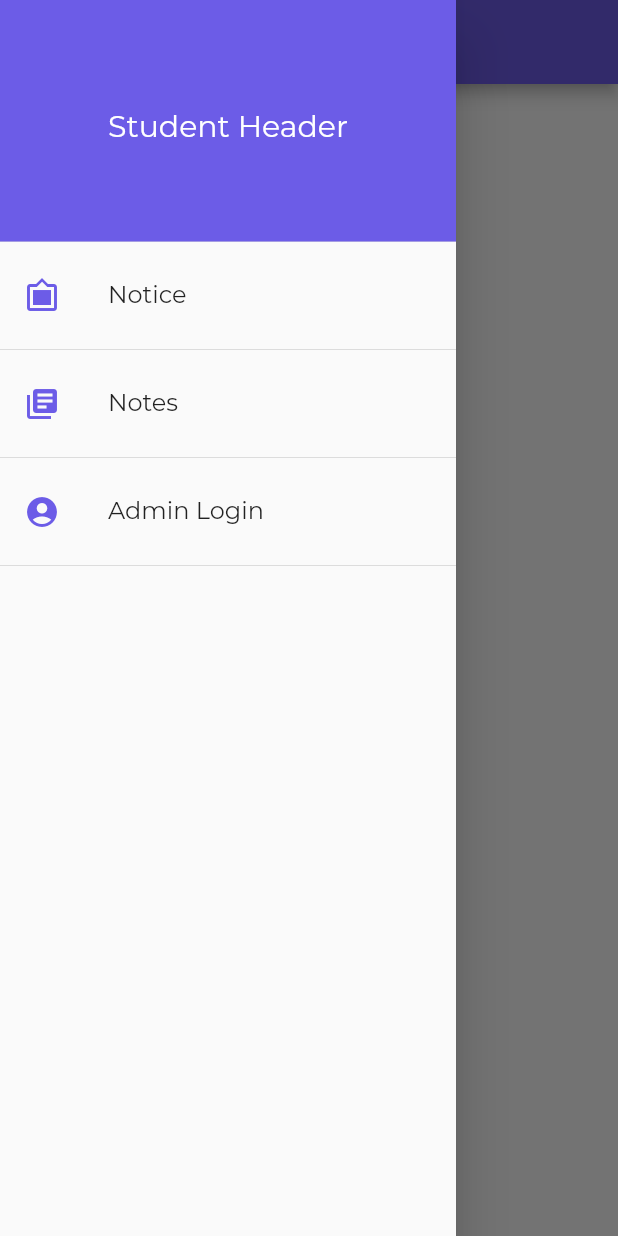
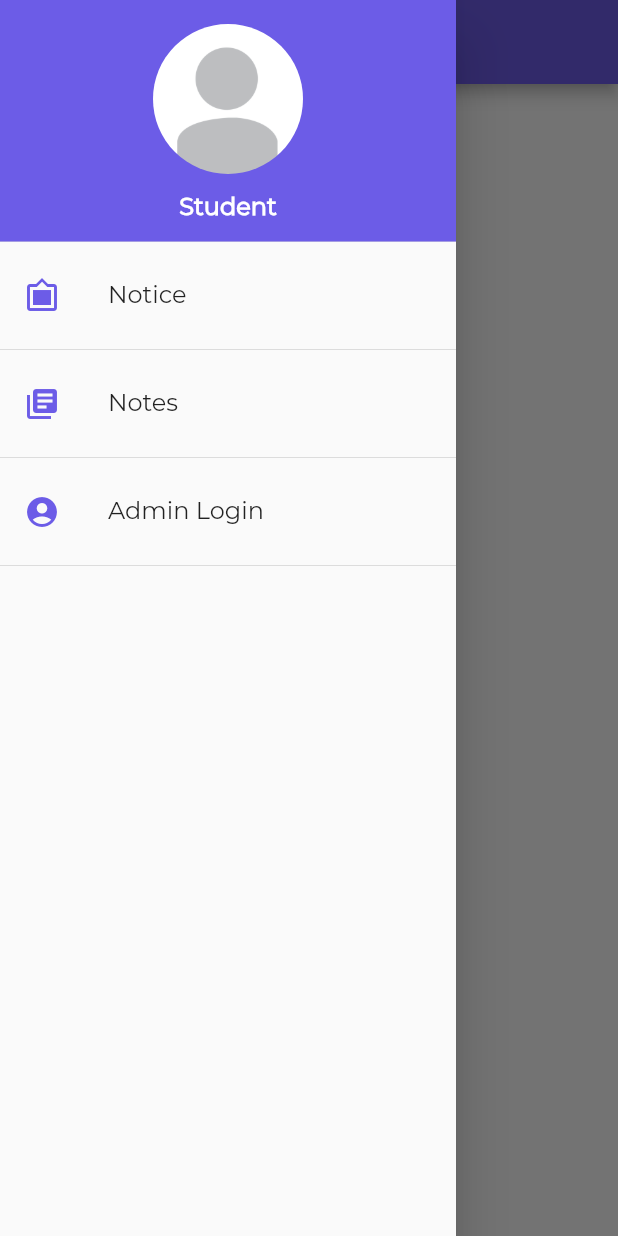
Before and after one commit to mrpandey1/vitapp1.0, a Flutter app: the screen it shows after launch, with the side drawer open, on a phone screen of 412 x 824 dp. Run offline on Flutter 3.47's test engine with Material 2 defaults, Android fonts, the phone set to English and light mode, and no system bars; our stand-ins replace cached_network_image, cloud_firestore, file_picker, firebase_auth, firebase_core, firebase_storage and 4 more; missing offline and left inert: advance_pdf_viewer, flutter_boom_menu; accounts and stored records are empty.

Commit message:
updated drawer header

```diff
--- a/lib/src/Screens/HomeScreen.dart
+++ b/lib/src/Screens/HomeScreen.dart
@@ -2,6 +2,7 @@ import 'package:cloud_firestore/cloud_firestore.dart';
 import 'package:firebase_auth/firebase_auth.dart';
 import 'package:firebase_storage/firebase_storage.dart';
 import 'package:flutter/material.dart';
+import 'package:flutter_boom_menu/flutter_boom_menu.dart';
 import 'package:vitapp/src/Screens/AddNotes.dart';
 import 'package:vitapp/src/Screens/AddNotices.dart';
 import 'package:vitapp/src/Screens/NotesSection.dart';
@@ -43,31 +44,93 @@ class _HomeScreenState extends State<HomeScreen> {
     return Scaffold(
       appBar: header(context, isAppTitle: true, isCenterTitle: true),
       body: initWidget,
-      drawer: Drawer(
-          child: FirebaseAuth.instance.currentUser != null
-              ? buildAdminSideBar()
-              : buildStudentSideBar()),
+      drawer: Drawer(child: buildSideBar()),
       floatingActionButton: FirebaseAuth.instance.currentUser != null
-          ? FloatingActionButton(
-              onPressed: () {},
+          ? BoomMenu(
+              animatedIcon: AnimatedIcons.menu_close,
               child: Icon(Icons.add),
               backgroundColor: kPrimaryColor,
+              animatedIconTheme: IconThemeData(size: 22.0),
+              overlayColor: Colors.black,
+              overlayOpacity: 0.7,
+              children: [
+                MenuItem(
+                  child: Icon(
+                    Icons.filter_frames,
+                    color: Colors.white,
+                  ),
+                  title: 'Notice',
+                  subtitle: 'Add Notice',
+                  titleColor: Colors.white,
+                  subTitleColor: Colors.white,
+                  backgroundColor: Color(0xff0984e3),
+                  onTap: () => Navigator.push(
+                    context,
+                    MaterialPageRoute(builder: (context) => AddNotice()),
+                  ),
+                ),
+                MenuItem(
+                  child: Icon(
+                    Icons.library_books,
+                    color: Colors.white,
+                  ),
+                  title: 'Notes',
+                  titleColor: Colors.white,
+                  subtitle: 'Add Notes',
+                  subTitleColor: Colors.white,
+                  backgroundColor: Color(0xffe84393),
+                  onTap: () => Navigator.push(
+                    context,
+                    MaterialPageRoute(builder: (context) => AddNotes()),
+                  ),
+                ),
+              ],
             )
           : null,
     );
   }
 
-  ListView buildStudentSideBar() {
+  ListView buildSideBar() {
     return ListView(
       padding: EdgeInsets.zero,
       children: <Widget>[
         DrawerHeader(
           child: Center(
-            child: Text(
-              'Student Header',
-              style: TextStyle(color: Colors.white, fontSize: 20.0),
-            ),
-          ),
+              child: Column(
+            children: [
+              ClipRRect(
+                borderRadius: BorderRadius.circular(50.0),
+                child: Image.asset(
+                  'assets/images/profile.jpg',
+                  height: 100.0,
+                ),
+              ),
+              SizedBox(height: 12.0),
+              Row(
+                mainAxisAlignment: MainAxisAlignment.center,
+                children: [
+                  Text(
+                    FirebaseAuth.instance.currentUser != null
+                        ? 'Admin'
+                        : 'Student',
+                    style: TextStyle(
+                      color: Colors.white,
+                      fontWeight: FontWeight.bold,
+                      fontSize: 16.0,
+                    ),
+                  ),
+                  FirebaseAuth.instance.currentUser != null
+                      ? Row(
+                          children: [
+                            SizedBox(width: 5.0),
+                            Icon(Icons.stars, color: Colors.white),
+                          ],
+                        )
+                      : Container()
+                ],
+              ),
+            ],
+          )),
           decoration: BoxDecoration(
             color: kPrimaryColor,
           ),
@@ -88,52 +151,18 @@ class _HomeScreenState extends State<HomeScreen> {
                   Navigator.pop(context),
                 }),
         Divider(),
-        getTile(Icons.account_circle, 'Admin Login', function: () {
-          Navigator.push(context,
-              MaterialPageRoute(builder: (context) => Authenticator()));
-        }),
+        FirebaseAuth.instance.currentUser != null
+            ? getTile(Icons.exit_to_app, 'Sign Out', function: () async {
+                await FirebaseAuth.instance.signOut();
+                Navigator.pop(context);
+                Navigator.pushReplacement(context,
+                    MaterialPageRoute(builder: (context) => HomeScreen()));
+              })
+            : getTile(Icons.account_circle, 'Admin Login', function: () {
+                Navigator.push(context,
+                    MaterialPageRoute(builder: (context) => Authenticator()));
+              }),
         Divider(),
-      ],
-    );
-  }
-
-  ListView buildAdminSideBar() {
-    return ListView(
-      padding: EdgeInsets.zero,
-      children: <Widget>[
-        DrawerHeader(
-          child: Center(
-            child: Text(
-              'Admin Header',
-              style: TextStyle(color: Colors.white, fontSize: 20.0),
-            ),
-          ),
-          decoration: BoxDecoration(
-            color: kPrimaryColor,
-          ),
-        ),
-        getTile(Icons.filter_frames, 'Notice',
-            function: () => {
-                  setState(() {
-                    initWidget = firstWidget();
-                  }),
-                  Navigator.pop(context),
-                }),
-        Divider(),
-        getTile(Icons.library_books, 'Notes',
-            function: () => {
-                  setState(() {
-                    initWidget = secondWidget();
-                  }),
-                  Navigator.pop(context),
-                }),
-        Divider(),
-        getTile(Icons.exit_to_app, 'Sign Out', function: () async {
-          await FirebaseAuth.instance.signOut();
-          Navigator.pop(context);
-          Navigator.pushReplacement(
-              context, MaterialPageRoute(builder: (context) => HomeScreen()));
-        }),
       ],
     );
   }
--- a/pubspec.yaml
+++ b/pubspec.yaml
@@ -46,6 +46,8 @@ dependencies:
   url_launcher: ^5.5.2
   advance_pdf_viewer: ^1.2.0
   photo_view:
+  flutter_boom_menu: ^1.0.2
+
 
 dev_dependencies:
   flutter_test:
@@ -64,11 +66,10 @@ flutter:
 
   # To add assets to your application, add an assets section, like this:
   assets:
-    - assets/images/notice.png
     - assets/images/upload.jpg
-    - assets/images/notes.png
     - assets/images/pdf.png
     - assets/images/default-profile.png
+    - assets/images/profile.jpg
   # An image asset can refer to one or more resolution-specific "variants", see
   # https://flutter.dev/assets-and-images/#resolution-aware.
 
```
Also changed, not shown: assets/images/notes.png (deleted), assets/images/notice.png (deleted), assets/images/profile.jpg (added), assets/images/profile.png (added), pubspec.lock.
